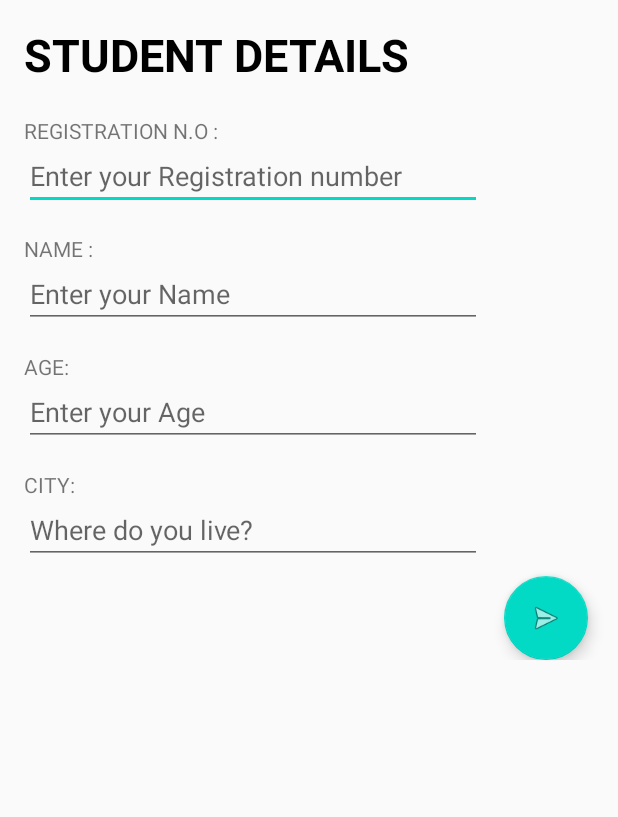
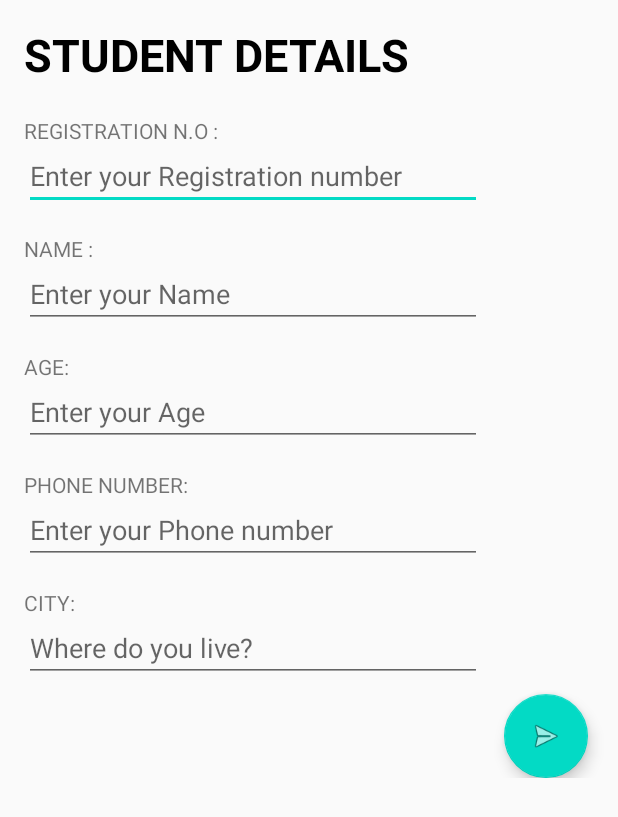
Before and after one commit to niyantha23/ACM-CHALLENGE-2, an Android app: the NiyanthaActivity screen opened directly, with no data from a screen before it, on a phone screen of 412 x 824 dp. Shown: the top 817 px of the screen. Run offline under Robolectric (Android 15) with nearby library versions, the phone set to English and light mode, and no system bars; our stand-ins replace Firebase (no records; nobody signed in at launch, a user with empty details on screens opened directly).

Commit message:
Added Phone number field

```diff
--- a/app/src/main/java/com/dev5151/acmchallenge2/Activities/NiyanthaActivity.java
+++ b/app/src/main/java/com/dev5151/acmchallenge2/Activities/NiyanthaActivity.java
@@ -20,7 +20,7 @@ public class NiyanthaActivity extends AppCompatActivity {
     private EditText mAge;
     private EditText mCity;
     private FloatingActionButton sendButton;
-    private Button button;
+    private EditText mPhone;
     @Override
     protected void onCreate(Bundle savedInstanceState) {
         super.onCreate(savedInstanceState);
@@ -50,14 +50,21 @@ public class NiyanthaActivity extends AppCompatActivity {
         mName =findViewById(R.id.name_edit_text);
         mAge =findViewById(R.id.age_edit_text);
         mCity =findViewById(R.id.city_edit_text);
-        sendButton=findViewById(R.id.send_button);}
+        sendButton=findViewById(R.id.send_button);
+        mPhone=findViewById(R.id.phone_edit_text);
+    }
     public void PushToFirebase(){
 
         Student student= new Student(mRegNo.getText().toString(),
                 mName.getText().toString(),
                 mAge.getText().toString(),
-                mCity.getText().toString());
-        mDatabaseReference.push().setValue(student);}
+                mCity.getText().toString(),mPhone.getText().toString());
+        mDatabaseReference.push().setValue(student);
+    mRegNo.getText().clear();
+    mName.getText().clear();
+    mAge.getText().clear();
+    mPhone.getText().clear();
+    mCity.getText().clear();}
 
     public void OnHitSend()
     {
@@ -69,7 +76,9 @@ public class NiyanthaActivity extends AppCompatActivity {
             mAge.setError("Age is required!");
         } else if (TextUtils.isEmpty(mCity.getText())) {
             mCity.setError("City is required!");
-        } else {
+        } else  if (TextUtils.isEmpty(mPhone.getText())) {
+            mPhone.setError("Phone n.o is required!");}
+        else {
             PushToFirebase();
             Intent viewIntent = new Intent(NiyanthaActivity.this, NiyanthaView.class);
             startActivity(viewIntent);
--- a/app/src/main/java/com/dev5151/acmchallenge2/Activities/NiyanthaViewAdapter.java
+++ b/app/src/main/java/com/dev5151/acmchallenge2/Activities/NiyanthaViewAdapter.java
@@ -36,6 +36,7 @@ public class NiyanthaViewAdapter extends RecyclerView.Adapter <NiyanthaViewAdapt
         holder.name.setText(students.get(position).getName());
         holder.age.setText(students.get(position).getAge());
         holder.city.setText(students.get(position).getCity());
+        holder.phone.setText(students.get(position).getPhone());
 
     }
 
@@ -46,7 +47,7 @@ public class NiyanthaViewAdapter extends RecyclerView.Adapter <NiyanthaViewAdapt
         return students.size();
     }
     public class viewHolder extends RecyclerView.ViewHolder {
-        private TextView regNo,name,age,city;
+        private TextView regNo,name,age,city,phone;
         public viewHolder(@NonNull View itemView) {
             super(itemView);
 
@@ -55,6 +56,7 @@ public class NiyanthaViewAdapter extends RecyclerView.Adapter <NiyanthaViewAdapt
             name=itemView.findViewById(R.id.name_text);
             age=itemView.findViewById(R.id.age_text);
             city=itemView.findViewById(R.id.city_text);
+            phone=itemView.findViewById(R.id.phone_no_text);
 
 
         }
--- a/app/src/main/java/com/dev5151/acmchallenge2/Activities/Student.java
+++ b/app/src/main/java/com/dev5151/acmchallenge2/Activities/Student.java
@@ -3,13 +3,14 @@ package com.dev5151.acmchallenge2.Activities;
 import android.widget.ArrayAdapter;
 
 public class Student  {
-private String regNo,name,age,city;
+private String regNo,name,age,city,phone;
 public Student(){}
-public Student(String regNo,String name,String age,String city){
+public Student(String regNo,String name,String age,String city,String phone){
     this.regNo=regNo;
     this.name=name;
     this.age=age;
     this.city=city;
+    this.phone=phone;
 }
 
     public String getAge() {
@@ -27,4 +28,5 @@ public Student(String regNo,String name,String age,String city){
     public String getRegNo() {
         return regNo;
     }
+    public String getPhone(){return phone;}
 }
--- a/app/src/main/res/layout/activity_niyantha.xml
+++ b/app/src/main/res/layout/activity_niyantha.xml
@@ -53,7 +53,8 @@
             android:layout_height="43dp"
             android:layout_marginStart="16dp"
             android:layout_marginBottom="8dp"
-            android:hint="@string/enter_your_name" />
+            android:hint="@string/enter_your_name"
+            android:inputType="textPersonName"/>
 
         <TextView
             android:id="@+id/age"
@@ -69,7 +70,25 @@
             android:layout_height="43dp"
             android:layout_marginStart="16dp"
             android:layout_marginBottom="8dp"
-            android:hint="@string/enter_your_age" />
+            android:hint="@string/enter_your_age"
+            android:inputType="number"
+            />
+        <TextView
+            android:id="@+id/phone_no"
+            android:layout_width="305dp"
+            android:layout_height="wrap_content"
+            android:layout_marginStart="16dp"
+            android:layout_marginTop="8dp"
+            android:text="@string/phone_number" />
+
+        <EditText
+            android:id="@+id/phone_edit_text"
+            android:layout_width="305dp"
+            android:layout_height="43dp"
+            android:layout_marginStart="16dp"
+            android:layout_marginBottom="8dp"
+            android:hint="@string/enter_your_phone_number"
+            android:inputType="phone"></EditText>
 
         <TextView
             android:id="@+id/city"
@@ -85,7 +104,8 @@
             android:layout_height="43dp"
             android:layout_marginStart="16dp"
             android:layout_marginBottom="8dp"
-            android:hint="@string/where_do_you_live" />
+            android:hint="@string/where_do_you_live"
+            android:inputType="textPersonName"/>
 
         <com.google.android.material.floatingactionbutton.FloatingActionButton
             android:id="@+id/send_button"
--- a/app/src/main/res/values/strings.xml
+++ b/app/src/main/res/values/strings.xml
@@ -27,5 +27,7 @@
     <string name="enter_your_age">Enter your Age</string>
     <string name="city">CITY:</string>
     <string name="where_do_you_live">Where do you live?</string>
+    <string name="phone_number">PHONE NUMBER:</string>
+    <string name="enter_your_phone_number">Enter your Phone number</string>
 
 </resources>
```
Also changed, not shown: app/src/main/res/layout/student_details.xml (+18 -0 lines).
